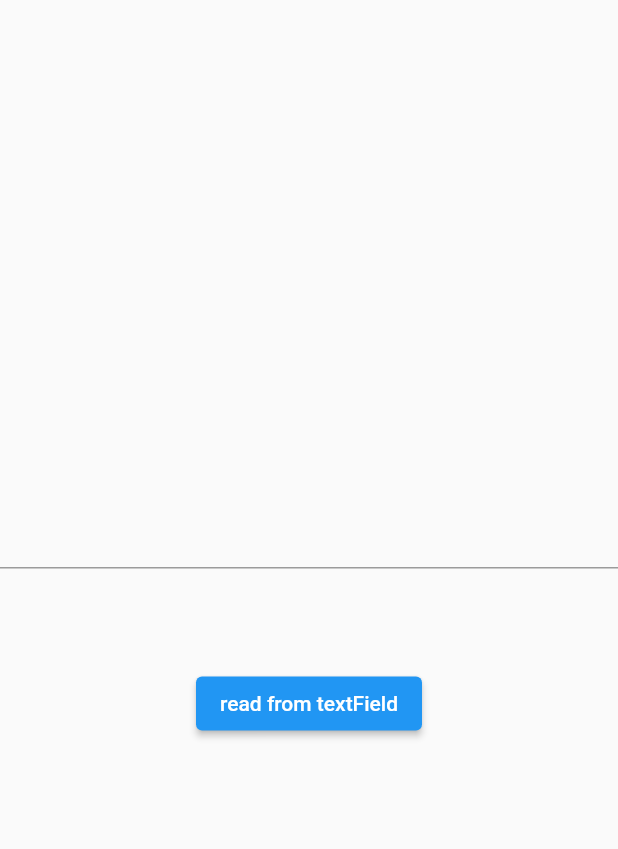
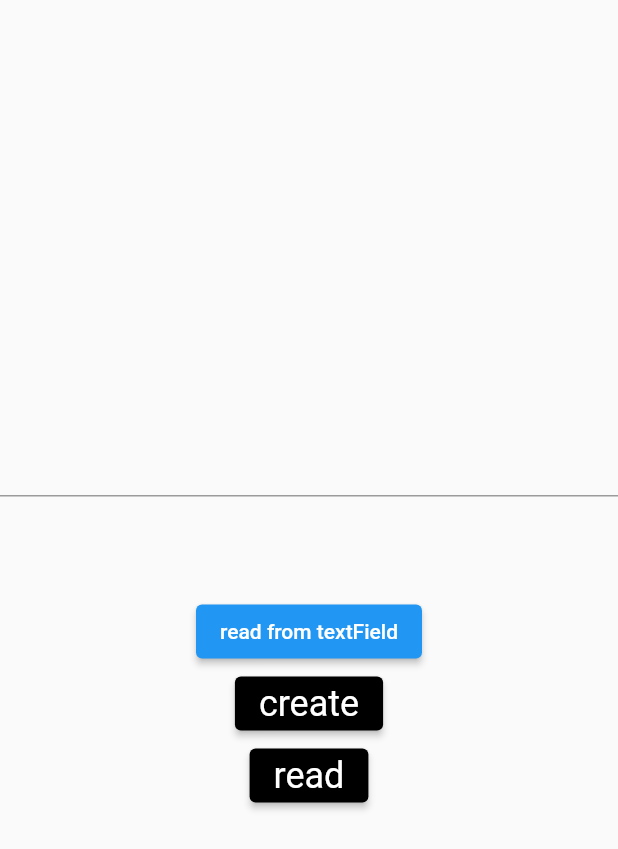
Before and after one commit to mehrdadmoradi001/Note-Hive, a Flutter app: the screen it shows after launch, on a phone screen of 412 x 824 dp. Shown: the top 849 px of the screen. Run offline on Flutter 3.47's test engine with Material 2 defaults, Android fonts, the phone set to English and light mode, and no system bars; our stand-ins replace hive_flutter; accounts and stored records are empty.

Commit message:
Saving the first information

```diff
--- a/lib/screens/home_screen.dart
+++ b/lib/screens/home_screen.dart
@@ -1,4 +1,5 @@
 import 'package:flutter/material.dart';
+import 'package:hive_flutter/hive_flutter.dart';
 
 class HomeScreen extends StatefulWidget {
   const HomeScreen({Key? key}) : super(key: key);
@@ -10,6 +11,8 @@ class HomeScreen extends StatefulWidget {
 class _HomeScreenState extends State<HomeScreen> {
   String inputText = '';
   var controller = TextEditingController();
+
+  var box = Hive.box('names');
 
   @override
   Widget build(BuildContext context) {
@@ -23,7 +26,12 @@ class _HomeScreenState extends State<HomeScreen> {
             ),
             Padding(
               padding: EdgeInsets.all(25),
-              child: Text(inputText,style: TextStyle(fontWeight: FontWeight.bold,),),
+              child: Text(
+                inputText,
+                style: TextStyle(
+                  fontWeight: FontWeight.bold,
+                ),
+              ),
             ),
             ElevatedButton(
               onPressed: () {
@@ -33,6 +41,27 @@ class _HomeScreenState extends State<HomeScreen> {
               },
               child: Text('read from textField'),
             ),
+            ElevatedButton(
+              onPressed: () {
+                box.put(1, 'mehrdad');
+              },
+              child: Text('create'),
+              style: ElevatedButton.styleFrom(
+                backgroundColor: Colors.black,
+                textStyle: TextStyle(fontSize: 24),
+              ),
+            ),
+            ElevatedButton(
+              onPressed: () {
+                var text = box.get(1);
+                print(text);
+              },
+              child: Text('read'),
+              style: ElevatedButton.styleFrom(
+                backgroundColor: Colors.black,
+                textStyle: TextStyle(fontSize: 24),
+              ),
+            ),
           ],
         ),
       ),
```
